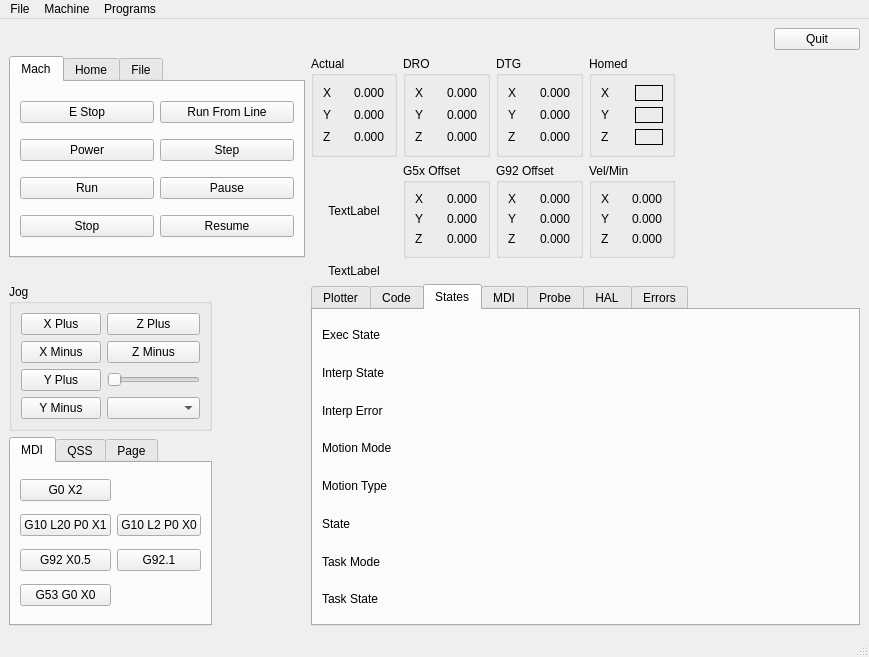
This is examples/testgui/test.ui in jethornton/flexgui as Qt 5 draws it before an edit. The edited form follows.
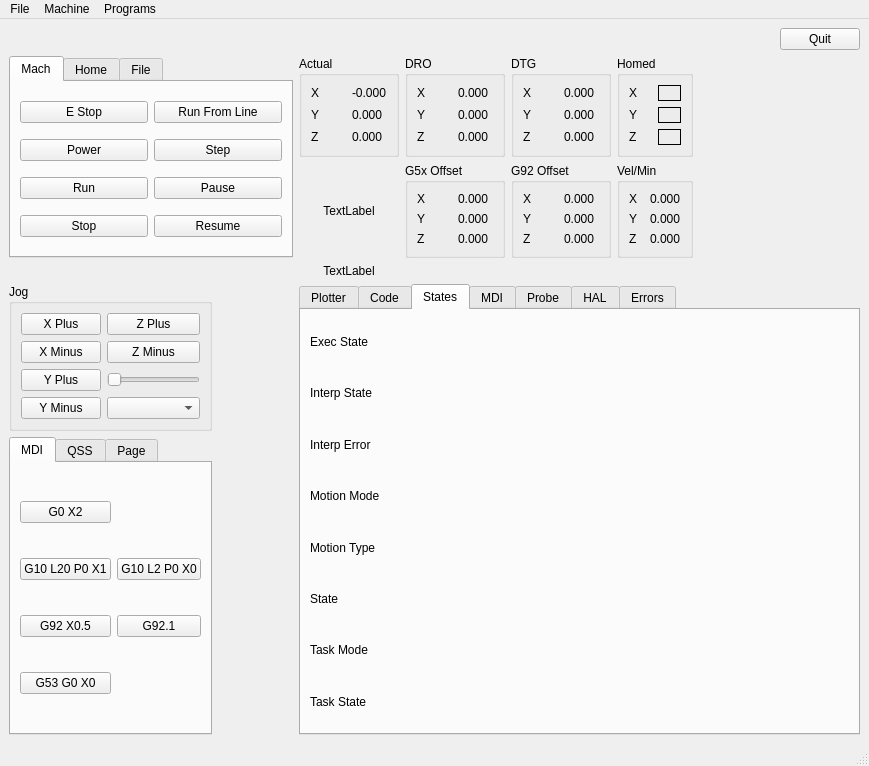
This is the edited form. The open tabs and pages were chosen to show the change.

```diff
--- a/examples/testgui/test.ui
+++ b/examples/testgui/test.ui
@@ -7,7 +7,7 @@
     <x>0</x>
     <y>0</y>
     <width>869</width>
-    <height>652</height>
+    <height>766</height>
    </rect>
   </property>
   <property name="windowTitle">
@@ -1347,6 +1347,12 @@
     </item>
     <item row="1" column="5">
      <widget class="QGroupBox" name="groupBox_9">
+      <property name="minimumSize">
+       <size>
+        <width>100</width>
+        <height>0</height>
+       </size>
+      </property>
       <property name="title">
        <string>DTG</string>
       </property>
@@ -1398,6 +1404,12 @@
     </item>
     <item row="1" column="4">
      <widget class="QGroupBox" name="groupBox">
+      <property name="minimumSize">
+       <size>
+        <width>100</width>
+        <height>0</height>
+       </size>
+      </property>
       <property name="title">
        <string>DRO</string>
       </property>
@@ -1449,6 +1461,12 @@
     </item>
     <item row="1" column="3">
      <widget class="QGroupBox" name="groupBox_2">
+      <property name="minimumSize">
+       <size>
+        <width>100</width>
+        <height>0</height>
+       </size>
+      </property>
       <property name="title">
        <string>Actual</string>
       </property>
@@ -1463,7 +1481,7 @@
        <item row="0" column="1">
         <widget class="QLabel" name="actual_lb_x">
          <property name="text">
-          <string>0.000</string>
+          <string>-0.000</string>
          </property>
         </widget>
        </item>
```
Left out of the diff: 2 changed lines with no effect on the pictures.
